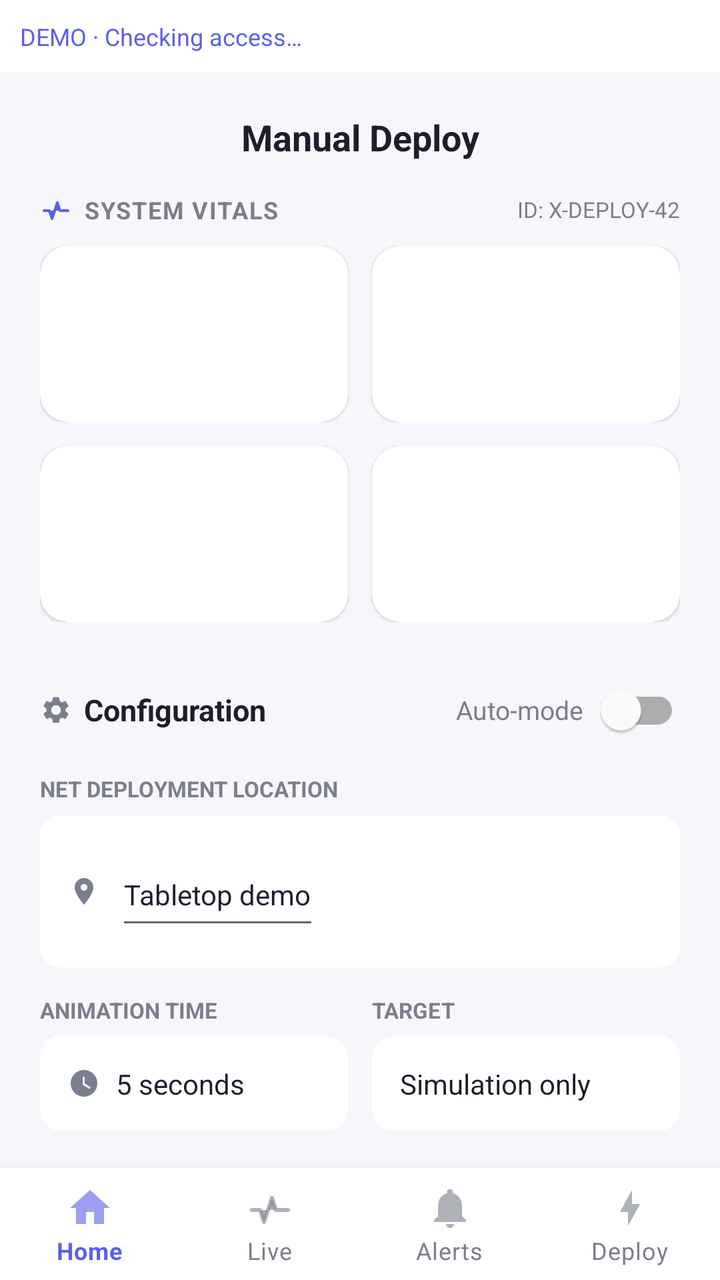
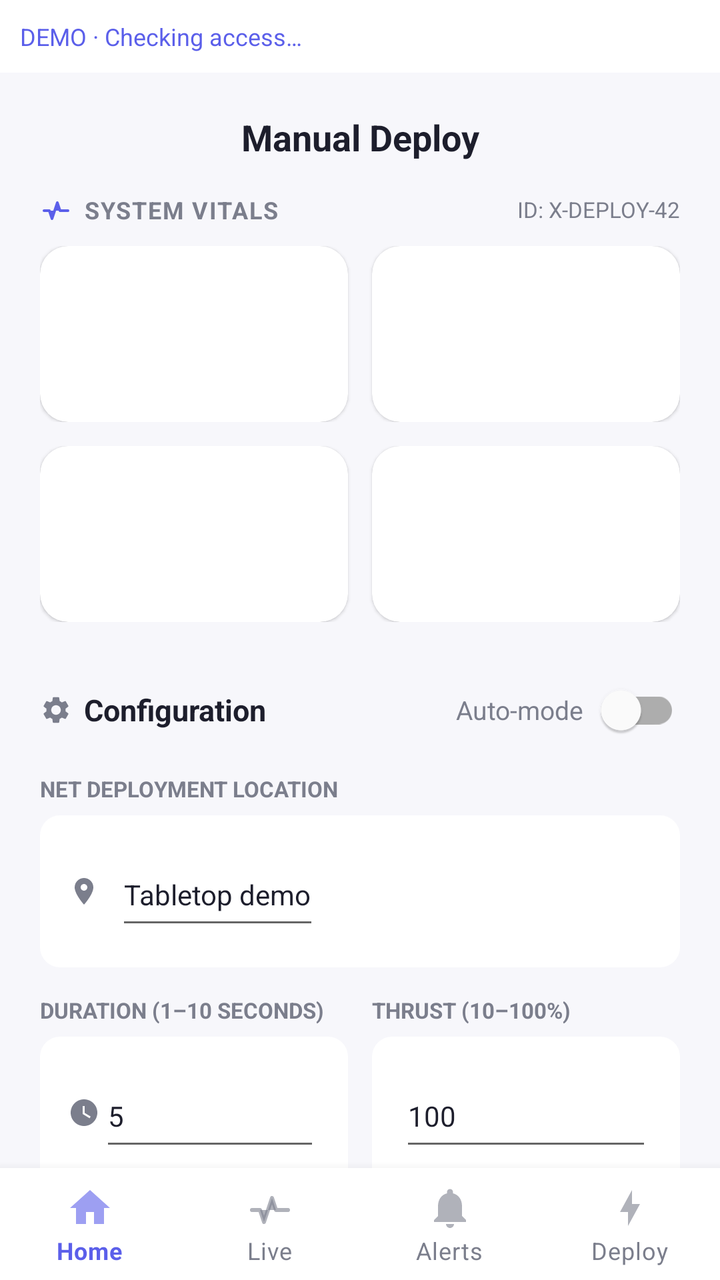

Before-and-after screenshots of an Android layout around one commit, followed by the original layout XML and the change that was made.
<!-- AndroidManifest.xml: application theme Theme.FloodRescueNetMonitor -->
<!-- res/layout/activity_manual_deploy.xml -->
<?xml version='1.0' encoding='utf-8'?>
<LinearLayout xmlns:android="http://schemas.android.com/apk/res/android" xmlns:app="http://schemas.android.com/apk/res-auto" android:layout_width="match_parent" android:layout_height="match_parent" android:orientation="vertical" android:background="@color/surface_light" android:fitsSystemWindows="true">
    <TextView android:id="@+id/tvConnectionStatus" android:layout_width="match_parent" android:layout_height="wrap_content" android:padding="10dp" android:text="DEMO · Checking access…" android:textColor="@color/indigo" android:textSize="12sp" android:background="@android:color/white" />
    <androidx.core.widget.NestedScrollView android:layout_width="match_parent" android:layout_height="0dp" android:layout_weight="1">
        <LinearLayout android:layout_width="match_parent" android:layout_height="wrap_content" android:orientation="vertical" android:padding="20dp">
            <TextView android:layout_width="match_parent" android:layout_height="wrap_content" android:gravity="center" android:text="Manual Deploy" android:textSize="18sp" android:textStyle="bold" android:textColor="@color/text_primary" />
            <LinearLayout android:layout_width="match_parent" android:layout_height="wrap_content" android:layout_marginTop="16dp" android:orientation="horizontal" android:gravity="center_vertical">
                <ImageView android:layout_width="16dp" android:layout_height="16dp" android:src="@drawable/ic_monitor_heart" android:contentDescription="@null" />
                <TextView android:layout_width="0dp" android:layout_height="wrap_content" android:layout_weight="1" android:layout_marginStart="6dp" android:text="SYSTEM VITALS" android:textSize="12sp" android:textStyle="bold" android:letterSpacing="0.05" android:textColor="@color/text_secondary" />
                <TextView android:layout_width="wrap_content" android:layout_height="wrap_content" android:text="ID: X-DEPLOY-42" android:textSize="11sp" android:textColor="@color/text_secondary" android:id="@+id/tvUnit" />
            </LinearLayout>
            <LinearLayout android:layout_width="match_parent" android:layout_height="wrap_content" android:layout_marginTop="10dp" android:orientation="horizontal">
                <include layout="@layout/vital_card" android:id="@+id/vitalBattery" android:layout_width="0dp" android:layout_height="wrap_content" android:layout_weight="1" />
                <include layout="@layout/vital_card" android:id="@+id/vitalNetwork" android:layout_width="0dp" android:layout_height="wrap_content" android:layout_weight="1" android:layout_marginStart="12dp" />
            </LinearLayout>
            <LinearLayout android:layout_width="match_parent" android:layout_height="wrap_content" android:layout_marginTop="12dp" android:orientation="horizontal">
                <include layout="@layout/vital_card" android:id="@+id/vitalTemp" android:layout_width="0dp" android:layout_height="wrap_content" android:layout_weight="1" />
                <include layout="@layout/vital_card" android:id="@+id/vitalAlignment" android:layout_width="0dp" android:layout_height="wrap_content" android:layout_weight="1" android:layout_marginStart="12dp" />
            </LinearLayout>
            <LinearLayout android:layout_width="match_parent" android:layout_height="wrap_content" android:layout_marginTop="20dp" android:orientation="horizontal" android:gravity="center_vertical">
                <ImageView android:layout_width="16dp" android:layout_height="16dp" android:src="@drawable/ic_settings" android:contentDescription="@null" />
                <TextView android:layout_width="0dp" android:layout_height="wrap_content" android:layout_weight="1" android:layout_marginStart="6dp" android:text="Configuration" android:textStyle="bold" android:textSize="15sp" android:textColor="@color/text_primary" />
                <TextView android:layout_width="wrap_content" android:layout_height="wrap_content" android:text="Auto-mode" android:textSize="13sp" android:textColor="@color/text_secondary" />
                <com.google.android.material.switchmaterial.SwitchMaterial android:id="@+id/switchAutoMode" android:layout_width="wrap_content" android:layout_height="wrap_content" />
            </LinearLayout>
            <TextView android:layout_width="wrap_content" android:layout_height="wrap_content" android:layout_marginTop="8dp" android:text="NET DEPLOYMENT LOCATION" android:textSize="11sp" android:textStyle="bold" android:textColor="@color/text_secondary" />
            <LinearLayout android:layout_width="match_parent" android:layout_height="wrap_content" android:layout_marginTop="6dp" android:orientation="horizontal" android:gravity="center_vertical" android:background="@drawable/bg_rounded_white_10" android:padding="14dp">
                <ImageView android:layout_width="16dp" android:layout_height="16dp" android:src="@drawable/ic_location_on" android:contentDescription="@null" />
                <EditText android:layout_width="wrap_content" android:layout_height="wrap_content" android:layout_marginStart="8dp" android:text="Tabletop demo" android:textSize="14sp" android:textColor="@color/text_primary" android:id="@+id/etLocation" android:maxLength="80" android:inputType="textCapSentences" android:singleLine="true" android:minHeight="48dp" />
            </LinearLayout>
            <LinearLayout android:layout_width="match_parent" android:layout_height="wrap_content" android:layout_marginTop="14dp" android:orientation="horizontal">
                <LinearLayout android:layout_width="0dp" android:layout_height="wrap_content" android:layout_weight="1" android:orientation="vertical">
                    <TextView android:layout_width="wrap_content" android:layout_height="wrap_content" android:text="ANIMATION TIME" android:textSize="11sp" android:textStyle="bold" android:textColor="@color/text_secondary" />
                    <LinearLayout android:layout_width="match_parent" android:layout_height="wrap_content" android:layout_marginTop="6dp" android:orientation="horizontal" android:gravity="center_vertical" android:background="@drawable/bg_rounded_white_10" android:padding="14dp">
                        <ImageView android:layout_width="16dp" android:layout_height="16dp" android:src="@drawable/ic_schedule" android:contentDescription="@null" />
                        <TextView android:layout_width="wrap_content" android:layout_height="wrap_content" android:layout_marginStart="8dp" android:text="5 seconds" android:textSize="14sp" android:textColor="@color/text_primary" android:id="@+id/tvDuration" />
                    </LinearLayout>
                </LinearLayout>
                <LinearLayout android:layout_width="0dp" android:layout_height="wrap_content" android:layout_weight="1" android:layout_marginStart="12dp" android:orientation="vertical">
                    <TextView android:layout_width="wrap_content" android:layout_height="wrap_content" android:text="TARGET" android:textSize="11sp" android:textStyle="bold" android:textColor="@color/text_secondary" />
                    <LinearLayout android:layout_width="match_parent" android:layout_height="wrap_content" android:layout_marginTop="6dp" android:orientation="horizontal" android:gravity="center_vertical" android:background="@drawable/bg_rounded_white_10" android:padding="14dp">
                        <TextView android:layout_width="wrap_content" android:layout_height="wrap_content" android:text="Simulation only" android:textSize="14sp" android:textColor="@color/text_primary" android:id="@+id/tvTarget" />
                    </LinearLayout>
                </LinearLayout>
            </LinearLayout>
            <com.google.android.material.card.MaterialCardView android:layout_width="match_parent" android:layout_height="wrap_content" android:layout_marginTop="20dp" app:cardCornerRadius="16dp" app:cardBackgroundColor="@color/ad_hoc_eff0fe">
                <LinearLayout android:layout_width="match_parent" android:layout_height="wrap_content" android:orientation="vertical" android:padding="16dp">
                    <LinearLayout android:layout_width="wrap_content" android:layout_height="wrap_content" android:orientation="horizontal" android:gravity="center_vertical">
                        <ImageView android:layout_width="18dp" android:layout_height="18dp" android:src="@drawable/ic_verified_user" android:contentDescription="@null" />
                        <TextView android:layout_width="wrap_content" android:layout_height="wrap_content" android:layout_marginStart="8dp" android:text="Pre-Deployment Check" android:textStyle="bold" android:textColor="@color/indigo" />
                    </LinearLayout>
                    <TextView android:layout_width="match_parent" android:layout_height="wrap_content" android:layout_marginTop="6dp" android:text="Review the demo state before sending a request. A saved request is not a confirmed deployment." android:textSize="12sp" android:textColor="@color/text_secondary" />
                    <LinearLayout android:layout_width="match_parent" android:layout_height="wrap_content" android:layout_marginTop="12dp" android:orientation="vertical">
                        <include layout="@layout/checklist_item" android:id="@+id/check1" />
                        <include layout="@layout/checklist_item" android:id="@+id/check2" />
                        <include layout="@layout/checklist_item" android:id="@+id/check3" />
                        <include layout="@layout/checklist_item" android:id="@+id/check4" />
                    </LinearLayout>
                    <com.google.android.material.button.MaterialButton android:id="@+id/btnDeploy" android:layout_width="match_parent" android:layout_height="50dp" android:layout_marginTop="16dp" android:text="Request demo deployment" android:textSize="16sp" android:textStyle="bold" app:icon="@drawable/ic_play_arrow" app:iconTint="@android:color/white" app:cornerRadius="12dp" app:backgroundTint="@color/indigo" />
                </LinearLayout>
            </com.google.android.material.card.MaterialCardView>
            <LinearLayout android:layout_width="match_parent" android:layout_height="wrap_content" android:layout_marginTop="20dp" android:orientation="horizontal" android:gravity="center_vertical">
                <ImageView android:layout_width="16dp" android:layout_height="16dp" android:src="@drawable/ic_schedule" android:contentDescription="@null" />
                <TextView android:layout_width="0dp" android:layout_height="wrap_content" android:layout_weight="1" android:layout_marginStart="6dp" android:text="DEPLOYMENT LOGS" android:textSize="12sp" android:textStyle="bold" android:letterSpacing="0.05" android:textColor="@color/text_secondary" />
                <TextView android:id="@+id/tvViewAllLogs" android:layout_width="wrap_content" android:layout_height="wrap_content" android:padding="2dp" android:text="VIEW ALL &gt;" android:textSize="12sp" android:textStyle="bold" android:textColor="@color/indigo" />
            </LinearLayout>
            <com.google.android.material.card.MaterialCardView android:layout_width="match_parent" android:layout_height="wrap_content" android:layout_marginTop="10dp" app:cardCornerRadius="14dp" app:cardBackgroundColor="@android:color/white">
                <androidx.recyclerview.widget.RecyclerView android:id="@+id/rvDeployLogs" android:layout_width="match_parent" android:layout_height="wrap_content" android:nestedScrollingEnabled="false" />
            </com.google.android.material.card.MaterialCardView>
            <TextView android:id="@+id/tvCommandStatus" android:layout_width="match_parent" android:layout_height="wrap_content" android:layout_marginTop="12dp" android:text="No request sent" android:textColor="@color/text_secondary" android:textSize="13sp" />
        </LinearLayout>
    </androidx.core.widget.NestedScrollView>
    <com.google.android.material.bottomnavigation.BottomNavigationView android:id="@+id/bottomNav" android:layout_width="match_parent" android:layout_height="wrap_content" android:background="@android:color/white" app:itemIconTint="@color/bottom_nav_item_color" app:itemTextColor="@color/bottom_nav_item_color" app:labelVisibilityMode="labeled" app:menu="@menu/bottom_nav_menu" />
</LinearLayout>
<!-- res/layout/vital_card.xml (included above) -->
<?xml version="1.0" encoding="utf-8"?>
<com.google.android.material.card.MaterialCardView xmlns:android="http://schemas.android.com/apk/res/android"
    xmlns:app="http://schemas.android.com/apk/res-auto"
    android:layout_width="wrap_content"
    android:layout_height="wrap_content"
    app:cardCornerRadius="14dp"
    app:cardBackgroundColor="@android:color/white">

    <LinearLayout
        android:layout_width="match_parent"
        android:layout_height="wrap_content"
        android:orientation="vertical"
        android:padding="14dp">

        <LinearLayout
            android:layout_width="match_parent"
            android:layout_height="wrap_content"
            android:orientation="horizontal"
            android:gravity="center_vertical">

            <ImageView
                android:id="@+id/ivIcon"
                android:layout_width="16dp"
                android:layout_height="16dp"
                android:contentDescription="@null" />

            <TextView
                android:id="@+id/tvTag"
                android:layout_width="0dp"
                android:layout_height="wrap_content"
                android:layout_weight="1"
                android:gravity="end"
                android:textSize="9sp"
                android:textStyle="bold"
                android:textColor="@color/text_secondary" />
        </LinearLayout>

        <TextView
            android:id="@+id/tvLabel"
            android:layout_width="wrap_content"
            android:layout_height="wrap_content"
            android:layout_marginTop="6dp"
            android:textSize="10sp"
            android:textColor="@color/text_secondary" />

        <TextView
            android:id="@+id/tvValue"
            android:layout_width="wrap_content"
            android:layout_height="wrap_content"
            android:textSize="18sp"
            android:textStyle="bold"
            android:textColor="@color/text_primary" />
    </LinearLayout>
</com.google.android.material.card.MaterialCardView>
<!-- res/layout/checklist_item.xml (included above) -->
<?xml version='1.0' encoding='utf-8'?>
<com.google.android.material.checkbox.MaterialCheckBox xmlns:android="http://schemas.android.com/apk/res/android" android:id="@+id/cbCheck" android:layout_width="match_parent" android:layout_height="wrap_content" android:minHeight="48dp" android:textColor="@color/text_primary" android:textSize="13sp" />
<!-- resources referenced by this layout -->
<resources>
  <color name="ad_hoc_eff0fe">#EFF0FE</color>
  <color name="indigo">#5B5FEA</color>
  <color name="surface_light">#F7F7FB</color>
  <color name="text_primary">#1D1E2C</color>
  <color name="text_secondary">#7B7E8C</color>
  <!-- drawable bg_rounded_white_10 (drawable) -->
  <?xml version="1.0" encoding="utf-8"?>
  <shape xmlns:android="http://schemas.android.com/apk/res/android"
      android:shape="rectangle">
      <solid android:color="@android:color/white" />
      <corners android:radius="10dp" />
  </shape>
  <!-- drawable ic_location_on (drawable) -->
  <vector xmlns:android="http://schemas.android.com/apk/res/android"
      android:width="24dp" android:height="24dp" android:viewportWidth="24" android:viewportHeight="24">
      <path android:fillColor="#FF7B7E8C" android:pathData="M12,2C8.14,2 5,5.14 5,9C5,14.25 12,22 12,22C12,22 19,14.25 19,9C19,5.14 15.86,2 12,2ZM12,11.5C10.62,11.5 9.5,10.38 9.5,9C9.5,7.62 10.62,6.5 12,6.5C13.38,6.5 14.5,7.62 14.5,9C14.5,10.38 13.38,11.5 12,11.5Z"/>
  </vector>
  <!-- drawable ic_monitor_heart (drawable) -->
  <vector xmlns:android="http://schemas.android.com/apk/res/android"
      android:width="24dp" android:height="24dp" android:viewportWidth="24" android:viewportHeight="24">
      <path android:fillColor="#FF5B5FEA" android:pathData="M3,13L7,13L9,19L13,7L15,13L21,13"
          android:strokeColor="#FF5B5FEA" android:strokeWidth="2" android:strokeLineCap="round" android:strokeLineJoin="round"/>
  </vector>
  <!-- drawable ic_play_arrow (drawable) -->
  <vector xmlns:android="http://schemas.android.com/apk/res/android"
      android:width="24dp" android:height="24dp" android:viewportWidth="24" android:viewportHeight="24">
      <path android:fillColor="#FFFFFFFF" android:pathData="M8,5L8,19L19,12L8,5Z"/>
  </vector>
  <!-- drawable ic_schedule (drawable) -->
  <vector xmlns:android="http://schemas.android.com/apk/res/android"
      android:width="24dp" android:height="24dp" android:viewportWidth="24" android:viewportHeight="24">
      <path android:fillColor="#FF7B7E8C" android:pathData="M12,2C6.48,2 2,6.48 2,12C2,17.52 6.48,22 12,22C17.52,22 22,17.52 22,12C22,6.48 17.52,2 12,2ZM16.2,16.2L11,13L11,7L12.5,7L12.5,12.2L17,14.9L16.2,16.2Z"/>
  </vector>
  <!-- drawable ic_verified_user (drawable) -->
  <vector xmlns:android="http://schemas.android.com/apk/res/android"
      android:width="24dp" android:height="24dp" android:viewportWidth="24" android:viewportHeight="24">
      <path android:fillColor="#FF5B5FEA" android:pathData="M12,1L3,5L3,11C3,16.55 6.84,21.74 12,23C17.16,21.74 21,16.55 21,11L21,5L12,1ZM10,17L6,13L7.41,11.59L10,14.17L16.59,7.58L18,9L10,17Z"/>
  </vector>
  <style name="Theme.FloodRescueNetMonitor" parent="Base.Theme.FloodRescueNetMonitor" />
  <style name="Base.Theme.FloodRescueNetMonitor" parent="Theme.MaterialComponents.DayNight.NoActionBar">
          <item name="colorPrimary">@color/indigo</item>
          <item name="colorPrimaryDark">@color/indigo_dark</item>
          <item name="colorSecondary">@color/pink_accent</item>
          <item name="colorAccent">@color/pink_accent</item>
          <item name="android:windowBackground">@color/surface_light</item>
          <item name="android:textColorPrimary">@color/text_primary</item>
      </style>
  <color name="indigo_dark">#4347C9</color>
  <color name="pink_accent">#E84C6B</color>
  <!-- unchanged entries left out for length: 1 -->
</resources>

<!-- the commit's change to res/layout/activity_manual_deploy.xml (unified diff, before → after) -->
@@ -30,16 +30,16 @@
             </LinearLayout>
             <LinearLayout android:layout_width="match_parent" android:layout_height="wrap_content" android:layout_marginTop="14dp" android:orientation="horizontal">
                 <LinearLayout android:layout_width="0dp" android:layout_height="wrap_content" android:layout_weight="1" android:orientation="vertical">
-                    <TextView android:layout_width="wrap_content" android:layout_height="wrap_content" android:text="ANIMATION TIME" android:textSize="11sp" android:textStyle="bold" android:textColor="@color/text_secondary" />
+                    <TextView android:layout_width="wrap_content" android:layout_height="wrap_content" android:text="DURATION (1–10 SECONDS)" android:textSize="11sp" android:textStyle="bold" android:textColor="@color/text_secondary" />
                     <LinearLayout android:layout_width="match_parent" android:layout_height="wrap_content" android:layout_marginTop="6dp" android:orientation="horizontal" android:gravity="center_vertical" android:background="@drawable/bg_rounded_white_10" android:padding="14dp">
                         <ImageView android:layout_width="16dp" android:layout_height="16dp" android:src="@drawable/ic_schedule" android:contentDescription="@null" />
-                        <TextView android:layout_width="wrap_content" android:layout_height="wrap_content" android:layout_marginStart="8dp" android:text="5 seconds" android:textSize="14sp" android:textColor="@color/text_primary" android:id="@+id/tvDuration" />
+                        <EditText android:layout_width="match_parent" android:layout_height="wrap_content" android:text="5" android:inputType="number" android:maxLength="2" android:minHeight="48dp" android:textSize="14sp" android:textColor="@color/text_primary" android:id="@+id/etDuration" />
                     </LinearLayout>
                 </LinearLayout>
                 <LinearLayout android:layout_width="0dp" android:layout_height="wrap_content" android:layout_weight="1" android:layout_marginStart="12dp" android:orientation="vertical">
-                    <TextView android:layout_width="wrap_content" android:layout_height="wrap_content" android:text="TARGET" android:textSize="11sp" android:textStyle="bold" android:textColor="@color/text_secondary" />
+                    <TextView android:layout_width="wrap_content" android:layout_height="wrap_content" android:text="THRUST (10–100%)" android:textSize="11sp" android:textStyle="bold" android:textColor="@color/text_secondary" />
                     <LinearLayout android:layout_width="match_parent" android:layout_height="wrap_content" android:layout_marginTop="6dp" android:orientation="horizontal" android:gravity="center_vertical" android:background="@drawable/bg_rounded_white_10" android:padding="14dp">
-                        <TextView android:layout_width="wrap_content" android:layout_height="wrap_content" android:text="Simulation only" android:textSize="14sp" android:textColor="@color/text_primary" android:id="@+id/tvTarget" />
+                        <EditText android:layout_width="match_parent" android:layout_height="wrap_content" android:text="100" android:inputType="number" android:maxLength="3" android:minHeight="48dp" android:textSize="14sp" android:textColor="@color/text_primary" android:id="@+id/etThrust" />
                     </LinearLayout>
                 </LinearLayout>
             </LinearLayout>
@@ -49,7 +49,7 @@
                         <ImageView android:layout_width="18dp" android:layout_height="18dp" android:src="@drawable/ic_verified_user" android:contentDescription="@null" />
                         <TextView android:layout_width="wrap_content" android:layout_height="wrap_content" android:layout_marginStart="8dp" android:text="Pre-Deployment Check" android:textStyle="bold" android:textColor="@color/indigo" />
                     </LinearLayout>
-                    <TextView android:layout_width="match_parent" android:layout_height="wrap_content" android:layout_marginTop="6dp" android:text="Review the demo state before sending a request. A saved request is not a confirmed deployment." android:textSize="12sp" android:textColor="@color/text_secondary" />
+                    <TextView android:layout_width="match_parent" android:layout_height="wrap_content" android:layout_marginTop="6dp" android:text="Review the selected source before sending a request. Device checks are operator confirmations, not automatic sensor checks. A saved request is not a confirmed deployment." android:textSize="12sp" android:textColor="@color/text_secondary" />
                     <LinearLayout android:layout_width="match_parent" android:layout_height="wrap_content" android:layout_marginTop="12dp" android:orientation="vertical">
                         <include layout="@layout/checklist_item" android:id="@+id/check1" />
                         <include layout="@layout/checklist_item" android:id="@+id/check2" />
